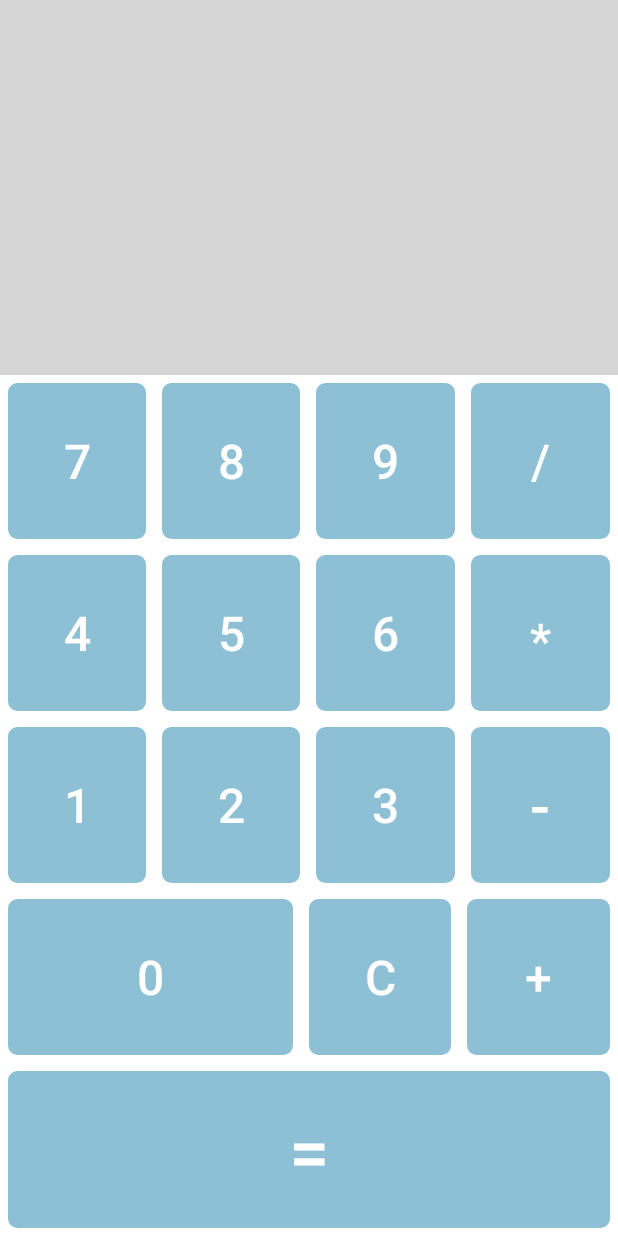
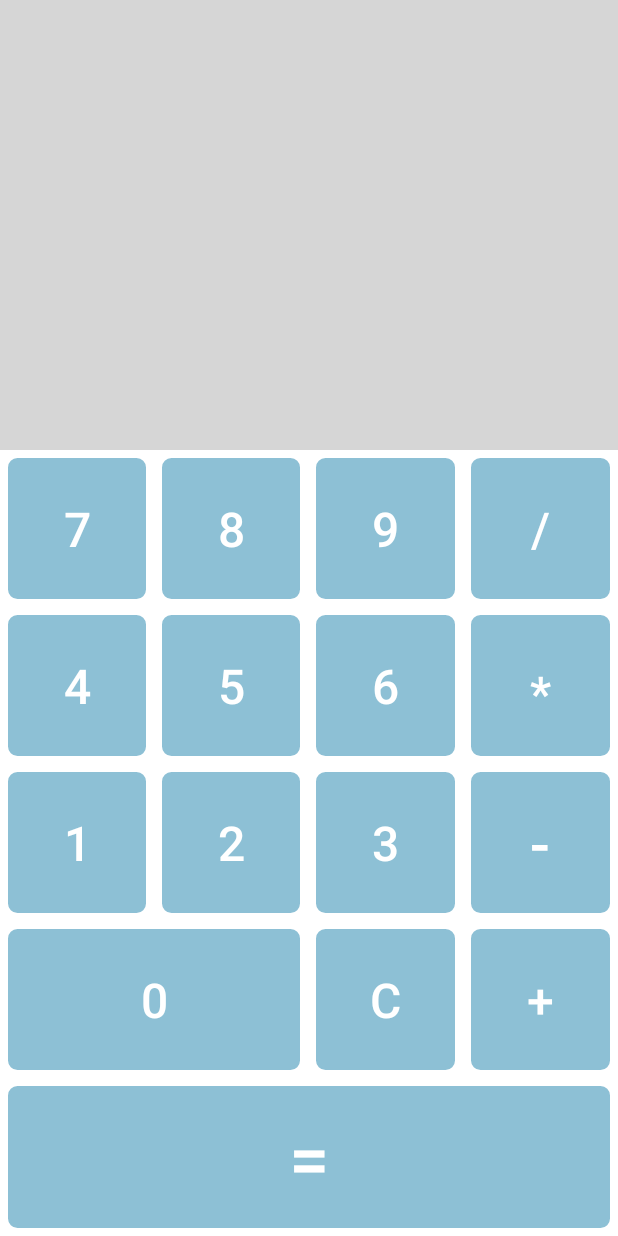
Before and after one commit to lukastojiljkovic/Calculator-app, an Android app: the screen it shows after launch (MainActivity), on a phone screen of 412 x 824 dp. Run offline under Robolectric (Android 15) with nearby library versions, the phone set to English and light mode, and no system bars.

Commit message:
UI layout, fixed BtZero width

```diff
--- a/app/src/main/java/com/lukastojiljkovic/calculator_app/MainActivity.kt
+++ b/app/src/main/java/com/lukastojiljkovic/calculator_app/MainActivity.kt
@@ -2,10 +2,17 @@ package com.lukastojiljkovic.calculator_app
 
 import androidx.appcompat.app.AppCompatActivity
 import android.os.Bundle
+import android.view.View
+import android.widget.Toast
 
 class MainActivity : AppCompatActivity() {
     override fun onCreate(savedInstanceState: Bundle?) {
         super.onCreate(savedInstanceState)
         setContentView(R.layout.activity_main)
     }
+
+    var i:  Int = 0
+    fun onDigit(view: View) {
+
+    }
 }
--- a/app/src/main/res/layout/activity_main.xml
+++ b/app/src/main/res/layout/activity_main.xml
@@ -9,7 +9,7 @@
 
     <TextView
         android:layout_width="match_parent"
-        android:layout_height="250dp"
+        android:layout_height="300dp"
         android:background="@color/light_gray"
         android:padding="15dp"
         android:textSize="48sp"
@@ -22,15 +22,13 @@
         android:layout_weight="1"
         android:background="@color/gray"
         android:orientation="vertical"
-        android:gravity="center"
-        >
+        android:gravity="center">
             <LinearLayout
             android:layout_width="match_parent"
             android:layout_height="0dp"
             android:layout_weight="1"
             android:orientation="horizontal"
-        android:gravity="center"
-    >
+            android:gravity="center">
             <Button
                 android:id="@+id/BtSeven"
                 android:layout_width="0dp"
@@ -38,6 +36,7 @@
                 android:layout_weight="1"
                 android:text="7"
                 android:background="@drawable/rectangle_button_background"
+                android:onClick="onDigit"
                 android:textSize="32sp"
                 android:layout_margin="5dp"
 
@@ -50,6 +49,7 @@
                 android:text="8"
                 android:layout_margin="5dp"
                 android:background="@drawable/rectangle_button_background"
+                android:onClick="onDigit"
                 android:textSize="32sp"
                 tools:ignore="HardcodedText" />
             <Button
@@ -60,6 +60,7 @@
                 android:text="9"
                 android:layout_margin="5dp"
                 android:background="@drawable/rectangle_button_background"
+                android:onClick="onDigit"
                 android:textSize="32sp"
                 tools:ignore="HardcodedText" />
             <Button
@@ -78,8 +79,7 @@
                 android:layout_height="0dp"
                 android:layout_weight="1"
                 android:orientation="horizontal"
-        android:gravity="center"
-        >
+                android:gravity="center">
                 <Button
                     android:id="@+id/BtFour"
                     android:layout_width="0dp"
@@ -88,6 +88,7 @@
                     android:text="4"
                     android:layout_margin="5dp"
                     android:background="@drawable/rectangle_button_background"
+                    android:onClick="onDigit"
                     android:textSize="32sp"
                     tools:ignore="ButtonStyle,HardcodedText" />
                 <Button
@@ -98,6 +99,7 @@
                     android:text="5"
                     android:layout_margin="5dp"
                     android:background="@drawable/rectangle_button_background"
+                    android:onClick="onDigit"
                     android:textSize="32sp"
                     tools:ignore="HardcodedText" />
                 <Button
@@ -108,6 +110,7 @@
                     android:text="6"
                     android:layout_margin="5dp"
                     android:background="@drawable/rectangle_button_background"
+                    android:onClick="onDigit"
                     android:textSize="32sp"
                     tools:ignore="HardcodedText" />
                 <Button
@@ -127,8 +130,7 @@
                 android:layout_height="0dp"
                 android:layout_weight="1"
                 android:orientation="horizontal"
-        android:gravity="center"
-        >
+                android:gravity="center">
                 <Button
                     android:id="@+id/BtOne"
                     android:layout_width="0dp"
@@ -137,6 +139,7 @@
                     android:text="1"
                     android:layout_margin="5dp"
                     android:background="@drawable/rectangle_button_background"
+                    android:onClick="onDigit"
                     android:textSize="32sp"
                     tools:ignore="ButtonStyle,HardcodedText" />
                 <Button
@@ -147,6 +150,7 @@
                     android:text="2"
                     android:layout_margin="5dp"
                     android:background="@drawable/rectangle_button_background"
+                    android:onClick="onDigit"
                     android:textSize="32sp"
                     tools:ignore="HardcodedText" />
                 <Button
@@ -157,6 +161,7 @@
                     android:text="3"
                     android:layout_margin="5dp"
                     android:background="@drawable/rectangle_button_background"
+                    android:onClick="onDigit"
                     android:textSize="32sp"
                     tools:ignore="HardcodedText" />
                 <Button
@@ -175,16 +180,16 @@
                 android:layout_height="0dp"
                 android:layout_weight="1"
                 android:orientation="horizontal"
-        android:gravity="center"
-        >
+                android:gravity="center">
                 <Button
                     android:id="@+id/BtZero"
-            android:layout_width="0dp"
+                    android:layout_width="10dp"
                     android:layout_height="match_parent"
                     android:layout_weight="2"
                     android:text="0"
                     android:layout_margin="5dp"
                     android:background="@drawable/rectangle_button_background"
+                    android:onClick="onDigit"
                     android:textSize="32sp"
                     tools:ignore="ButtonStyle,HardcodedText" />
                 <Button
--- a/app/src/main/res/values/strings.xml
+++ b/app/src/main/res/values/strings.xml
@@ -1,3 +1,3 @@
 <resources>
-    <string name="app_name">Calculator-app</string>
+    <string name="app_name">Calculatoro</string>
 </resources>
```
Lines whose indentation alone changed are shown as unchanged.
